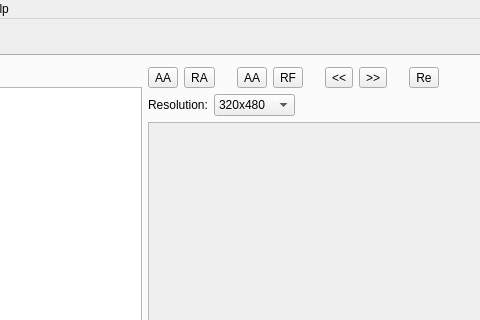
lvklabs/sprite-animator-tool, file mainwindow.ui: the form before one commit; both pictures show x 182 to 662 and y 0 to 320 of the 1199 by 746 pixel window.
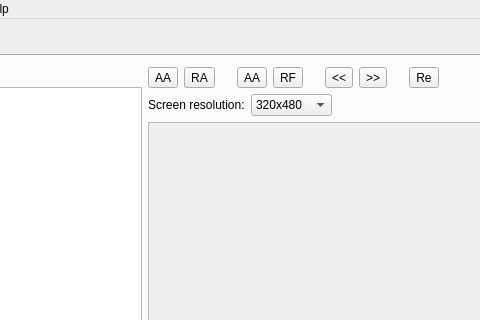
The form after the commit. The open tabs and pages were chosen to show the change. Icons and pictures are not drawn. Custom widgets are drawn as their Qt base class.

Commit message: - Menu "Close" changed to "New" - Label "Resolution" changed to "Screen resolution"

What changed in the file:
```diff
--- a/mainwindow.ui
+++ b/mainwindow.ui
@@ -803,7 +803,7 @@
             <item>
              <widget class="QLabel" name="resolutionLabel">
               <property name="text">
-               <string>Resolution:</string>
+               <string>Screen resolution:</string>
               </property>
              </widget>
             </item>
```
Left out of the diff: 16 changed lines with no effect on the pictures.
